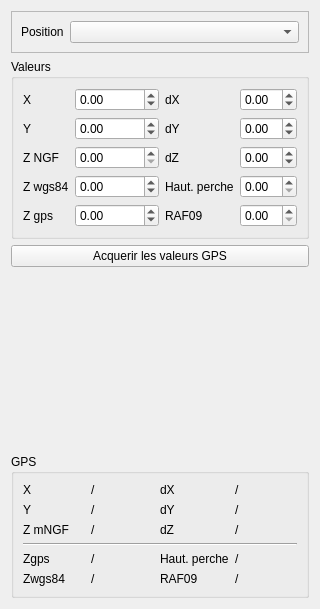
Above: Lamia/toolprepro/PointtopoToolUser.ui from Artelia/Lamia before the change. Below: the same form after it.
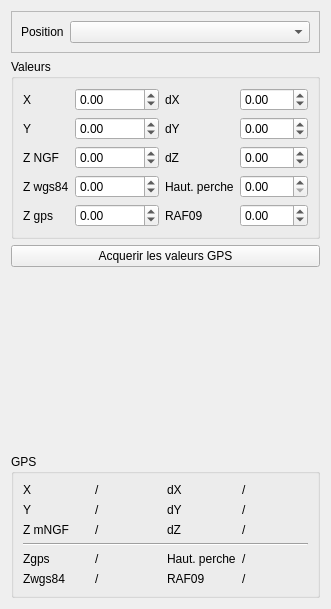
That is the form after the change.

What changed in the file:
```diff
--- a/Lamia/toolprepro/PointtopoToolUser.ui
+++ b/Lamia/toolprepro/PointtopoToolUser.ui
@@ -157,7 +157,14 @@
        </widget>
       </item>
       <item row="4" column="3">
-       <widget class="QDoubleSpinBox" name="doubleSpinBox_raf09"/>
+       <widget class="QDoubleSpinBox" name="doubleSpinBox_raf09">
+        <property name="minimum">
+         <double>-999.000000000000000</double>
+        </property>
+        <property name="maximum">
+         <double>999.000000000000000</double>
+        </property>
+       </widget>
       </item>
       <item row="4" column="1">
        <widget class="QDoubleSpinBox" name="doubleSpinBox_Zgps">
@@ -174,6 +181,9 @@
         <property name="enabled">
          <bool>true</bool>
         </property>
+        <property name="minimum">
+         <double>-100.000000000000000</double>
+        </property>
         <property name="maximum">
          <double>9999.000000000000000</double>
         </property>
```
Left out of the diff: 4 changed lines with no effect on the pictures.
